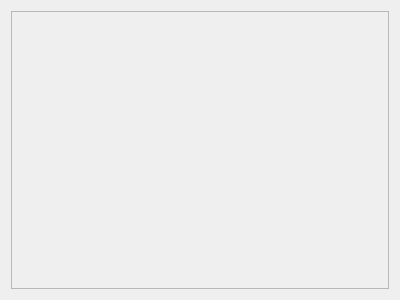
First picture: the form in colorsettingswindow.ui, repository mvngr/joddy, before the edit.
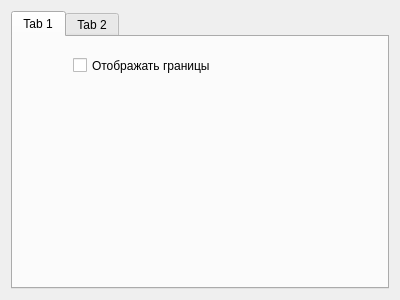
Second picture: the form after the edit.

```diff
--- a/colorsettingswindow.ui
+++ b/colorsettingswindow.ui
@@ -17,7 +17,35 @@
    <string>&lt;html&gt;&lt;head/&gt;&lt;body&gt;&lt;p&gt;&lt;span style=&quot; font-size:10pt;&quot;&gt;Для того, чтобы сменить цвет того или иного типа объектов нажмите на цвет возле соответствующей надписи и выберите новый цвет&lt;/span&gt;&lt;/p&gt;&lt;/body&gt;&lt;/html&gt;</string>
   </property>
   <layout class="QGridLayout" name="gridLayout">
-   <item row="0" column="1">
+   <item row="0" column="0">
+    <widget class="QTabWidget" name="tabWidget">
+     <property name="currentIndex">
+      <number>0</number>
+     </property>
+     <widget class="QWidget" name="tab_3">
+      <attribute name="title">
+       <string>Tab 1</string>
+      </attribute>
+      <widget class="QCheckBox" name="checkBox">
+       <property name="geometry">
+        <rect>
+         <x>60</x>
+         <y>20</y>
+         <width>221</width>
+         <height>17</height>
+        </rect>
+       </property>
+       <property name="text">
+        <string>Отображать границы</string>
+       </property>
+      </widget>
+     </widget>
+     <widget class="QWidget" name="tab_4">
+      <attribute name="title">
+       <string>Tab 2</string>
+      </attribute>
+      <layout class="QVBoxLayout" name="verticalLayout">
+       <item>
     <widget class="QScrollArea" name="scrollArea">
      <property name="lineWidth">
       <number>0</number>
@@ -30,13 +58,17 @@
        <rect>
         <x>0</x>
         <y>0</y>
-        <width>380</width>
-        <height>280</height>
+            <width>356</width>
+            <height>236</height>
        </rect>
       </property>
       <layout class="QVBoxLayout" name="verticalLayout_2">
        <item>
         <layout class="QVBoxLayout" name="list"/>
+           </item>
+          </layout>
+         </widget>
+        </widget>
        </item>
       </layout>
      </widget>
```
Lines whose indentation alone changed are shown as unchanged.
